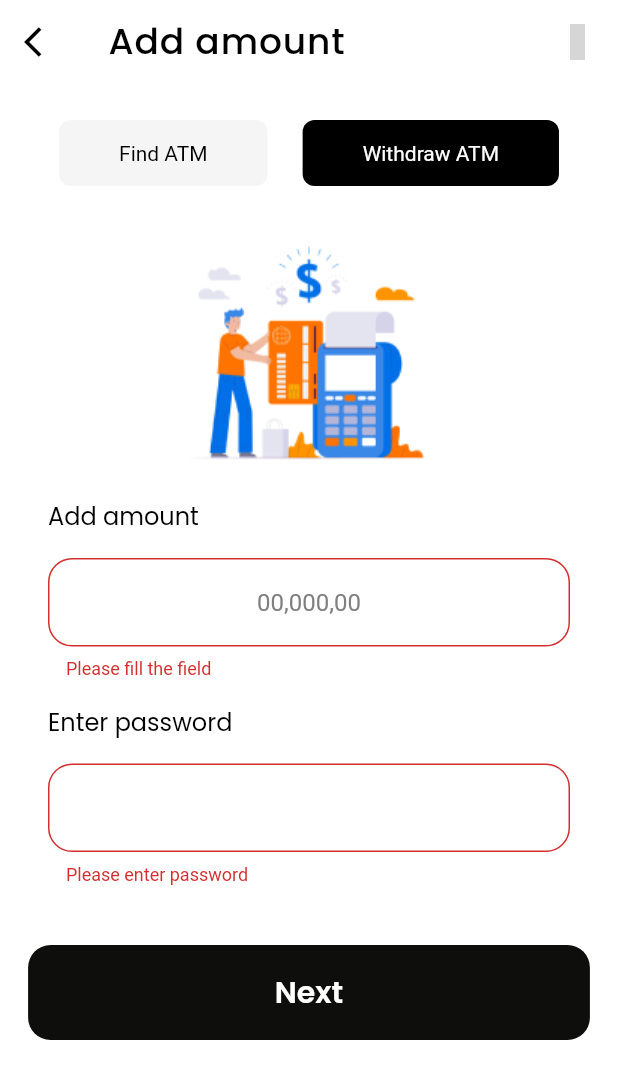
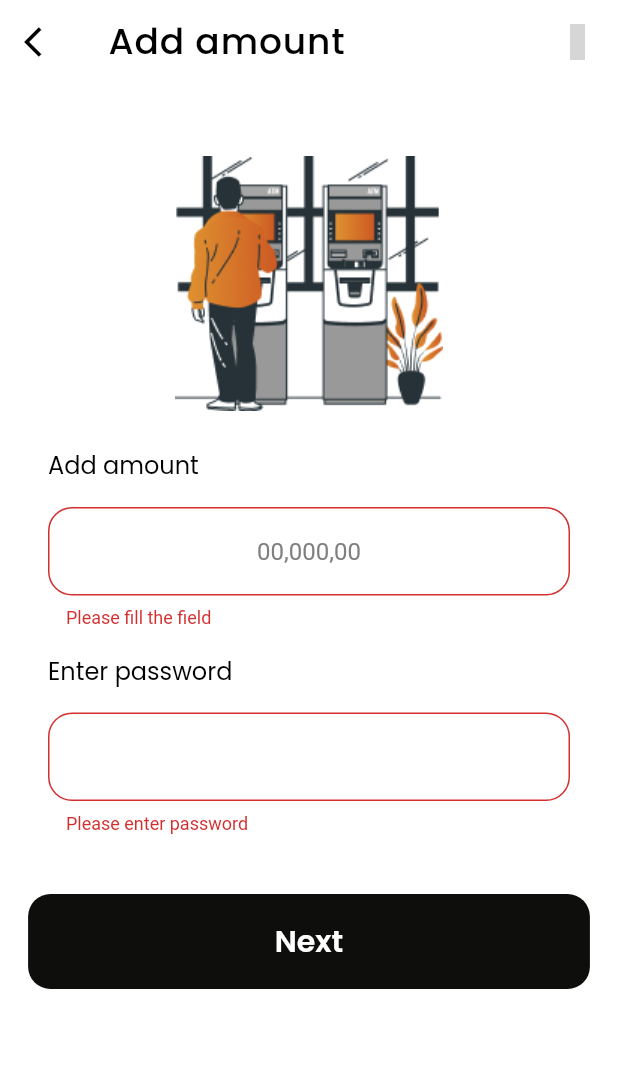
Before and after one commit to pioneers-team/Tab-Cash, a Flutter app: the AddMoneyScreen screen opened by its route, after a tap on "Next", on a phone screen of 412 x 824 dp. Shown: the top 1079 px of the screen. Run offline on Flutter 3.47's test engine with Material 2 defaults, Android fonts, the phone set to English and light mode, and no system bars; our stand-ins replace bloc, dio, flutter_bloc, flutter_svg, google_fonts, iconly and 1 more; grey boxes are pictures that could not be loaded.

```diff
--- a/lib/core/components/custom_text_field_money.dart
+++ b/lib/core/components/custom_text_field_money.dart
@@ -6,16 +6,19 @@ class CustomTextFieldMoney extends StatelessWidget {
     required this.validator,
     required this.hintText,
     this.obscureText=false,
-    this.textInputType = TextInputType.number
+    this.textInputType = TextInputType.number,
+    this.controller
   });
 
   final String hintText;
+   TextEditingController? controller;
   final bool obscureText;
   TextInputType textInputType;
   String? Function(String?)? validator;
   @override
   Widget build(BuildContext context) {
     return TextFormField(
+      controller: controller,
       textAlign: TextAlign.center,
       validator: validator,
       obscureText: obscureText,
--- a/lib/core/constants/app_images.dart
+++ b/lib/core/constants/app_images.dart
@@ -3,6 +3,8 @@
 class AppImages{
   // svg
   static const String baseSvg='assets/svg';
+  static const String parentControlSvg='$baseSvg/parent_control.svg';
+  static const String smartCardSvg='$baseSvg/smart_card.svg';
   static const String transMoneySvg='$baseSvg/Transfer Money.svg';
   static const String trans2Svg='$baseSvg/tran 2.svg';
   static const String doneSvg='$baseSvg/done.svg';
--- a/lib/main.dart
+++ b/lib/main.dart
@@ -3,13 +3,7 @@ import 'package:flutter/services.dart';
 import 'package:flutter_bloc/flutter_bloc.dart';
 import 'package:google_fonts/google_fonts.dart';
 import 'package:tab_cash/config/routes/routes.dart';
-import 'package:tab_cash/view/cards/cards_screen.dart';
-import 'package:tab_cash/view/child_payment.dart';
-import 'package:tab_cash/view/withdraw/add_money_screen.dart';
-import 'package:tab_cash/view/withdraw/transfer_screen.dart';
-import 'package:tab_cash/view/withdraw/withdraw_screen.dart';
 import 'package:tab_cash/view_model/layout_cubit/layout_cubit.dart';
-
 import 'core/share/bloc_observer.dart';
 
 void main() {
--- a/lib/view/auth/login_screen.dart
+++ b/lib/view/auth/login_screen.dart
@@ -59,6 +59,7 @@ class LoginScreen extends StatelessWidget {
                       // Text Form Field:::
 
                       CustomTextField(
+
                         controller: phoneController,
                         validate: (String? value){
                           if(value!.isEmpty){
@@ -78,6 +79,7 @@ class LoginScreen extends StatelessWidget {
                         height: 20.0,
                       ),
                       CustomTextField(
+                        obscureText: true,
                         controller: passwordController,
                         validate: (String? value){
                           if(value!.isEmpty){
--- a/lib/view/auth/register_screen.dart
+++ b/lib/view/auth/register_screen.dart
@@ -131,6 +131,7 @@ class RegisterScreen extends StatelessWidget {
                         height: 20.0,
                       ),
                       CustomTextField(
+                        obscureText: true,
                         controller: passwordController,
                         validate: (String? value){
                           if(value!.isEmpty){
--- a/lib/view/onboarding_screen/onboarding_screen.dart
+++ b/lib/view/onboarding_screen/onboarding_screen.dart
@@ -37,10 +37,10 @@ class _OnboardingScreenState extends State<OnboardingScreen> {
     OnboardingModel(image: AppImages.trans2Svg,
         title: 'Maps',
         description: 'Send money to anyone ,typically fast and secure, with transaction history stored in the app.'),
-    OnboardingModel(image: AppImages.smartOnboarding,
+    OnboardingModel(image: AppImages.smartCardSvg,
         title: 'Smart Card',
         description: "A physical card linked to the user's e-wallet account that can be used to make payments at merchants."),
-    OnboardingModel(image: AppImages.smartCard,
+    OnboardingModel(image: AppImages.parentControlSvg,
         title: 'Parental Controls',
         description: "Allows parents to set a spending limit on their child's e-wallet account, view transaction history."),
 
--- a/lib/view/withdraw/add_money_screen.dart
+++ b/lib/view/withdraw/add_money_screen.dart
@@ -3,15 +3,29 @@ import 'package:google_fonts/google_fonts.dart';
 import 'package:iconly/iconly.dart';
 import 'package:tab_cash/core/components/custom_button.dart';
 import 'package:tab_cash/core/styles/colors.dart';
-import 'package:tab_cash/view/withdraw/widgets/taps_withdraw.dart';
-
 import '../../core/components/custom_text_field_money.dart';
 import '../../core/constants/app_images.dart';
 
-class AddMoneyScreen extends StatelessWidget {
+class AddMoneyScreen extends StatefulWidget {
    AddMoneyScreen({Key? key}) : super(key: key);
 
+  @override
+  State<AddMoneyScreen> createState() => _AddMoneyScreenState();
+}
+
+class _AddMoneyScreenState extends State<AddMoneyScreen> {
+   final amountController= TextEditingController();
+
+   final passwordController= TextEditingController();
+
   final _formKey = GlobalKey<FormState>();
+  @override
+  void dispose() {
+    amountController.dispose();
+    passwordController.dispose();
+    super.dispose();
+  }
+
   @override
   Widget build(BuildContext context) {
     return SafeArea(
@@ -49,30 +63,9 @@ class AddMoneyScreen extends StatelessWidget {
                 child: Column(
                   children: [
                     const SizedBox(height: 8.0,),
-                    Row(
-                      mainAxisAlignment: MainAxisAlignment.spaceEvenly,
-                      children:  [
-                        TapsWithdrawButton(
-                          title: 'Find ATM',
-                          backgroundColor:
-                          const Color(0xFFF5F5F5),
-                          textColor:
-                          Colors.black,
-                          function: (){
-                          },
-                        ),
-                        TapsWithdrawButton(title: 'Withdraw ATM',
-                          function: (){
 
-                          },
-                          textColor: Colors.white,
-                          backgroundColor: Colors.black
-
-                        ),
-                      ],
-                    ),
                     const SizedBox(height: 24.0,),
-                    Center(child: Image.asset(AppImages.withdrawImg)),
+                    Center(child: Image.asset(AppImages.findAtm)),
                     const SizedBox(height: 24.0,),
 
                     Padding(
@@ -85,7 +78,9 @@ class AddMoneyScreen extends StatelessWidget {
                             fontSize: 16.0
                           ),),
                          const SizedBox(height: 16.0,),
-                          CustomTextFieldMoney(hintText: '00,000,00 ',validator: (String? value) {
+                          CustomTextFieldMoney(
+                            controller: amountController,
+                            hintText: '00,000,00 ',validator: (String? value) {
                             if(value!.isEmpty){
                               return "Please fill the field";
                             }else if(  value.length < 2){
@@ -102,14 +97,16 @@ class AddMoneyScreen extends StatelessWidget {
                           ),),
                           const SizedBox(height: 16.0,),
                           CustomTextFieldMoney(
+                            controller: passwordController,
                             textInputType: TextInputType.visiblePassword,
                             obscureText: true,
-                            hintText: '',validator: (String? value) {RegExp regex =
-                          RegExp(r'^(?=.*?[A-Z])(?=.*?[a-z])(?=.*?[0-9])(?=.*?[!@#\$&*~]).{8,}$');
+                            hintText: '',validator: (String? value) {
+                          //     RegExp regex =
+                          // RegExp(r'^(?=.*?[A-Z])(?=.*?[a-z])(?=.*?[0-9])(?=.*?[!@#\$&*~]).{8,}$');
                           if (value!.isEmpty) {
                             return 'Please enter password';
                           } else {
-                            if (!regex.hasMatch(value)) {
+                            if (value.length<8) {
                               return 'Enter valid password';
                             } else {
                               return null;
@@ -126,6 +123,8 @@ class AddMoneyScreen extends StatelessWidget {
                         label: 'Next',
                       onTap: ()async{
                         if(_formKey.currentState!.validate()){
+                          amountController.clear();
+                          passwordController.clear();
                           await  showOtpMessage(context);
                         }
                       }
@@ -143,6 +142,9 @@ class AddMoneyScreen extends StatelessWidget {
   Future<dynamic> showOtpMessage(BuildContext context) {
     return showDialog(context: context, builder: (context) =>AlertDialog(
                       backgroundColor: Colors.white,
+                      shape: RoundedRectangleBorder(
+                        borderRadius: BorderRadius.circular(16.0),
+                      ),
                       content: Container(
                         padding: const EdgeInsets.all(8.0),
                         child: Column(
@@ -158,7 +160,7 @@ class AddMoneyScreen extends StatelessWidget {
                                   backgroundColor: Colors.orange,
                                   child: Icon(Icons.check,color: Colors.white,),
                                 ),
-                                const SizedBox(width: 8.0,),
+                                const SizedBox(width: 16.0,),
                                 Text('Sent successfully',style: GoogleFonts.poppins(
                                   color: AppColors.primary,
                                   fontWeight: FontWeight.bold,
```
Also changed, not shown: lib/view/cards/cards_screen.dart (+12 -7 lines), lib/view/withdraw/transfer_screen.dart (+14 -2 lines).
